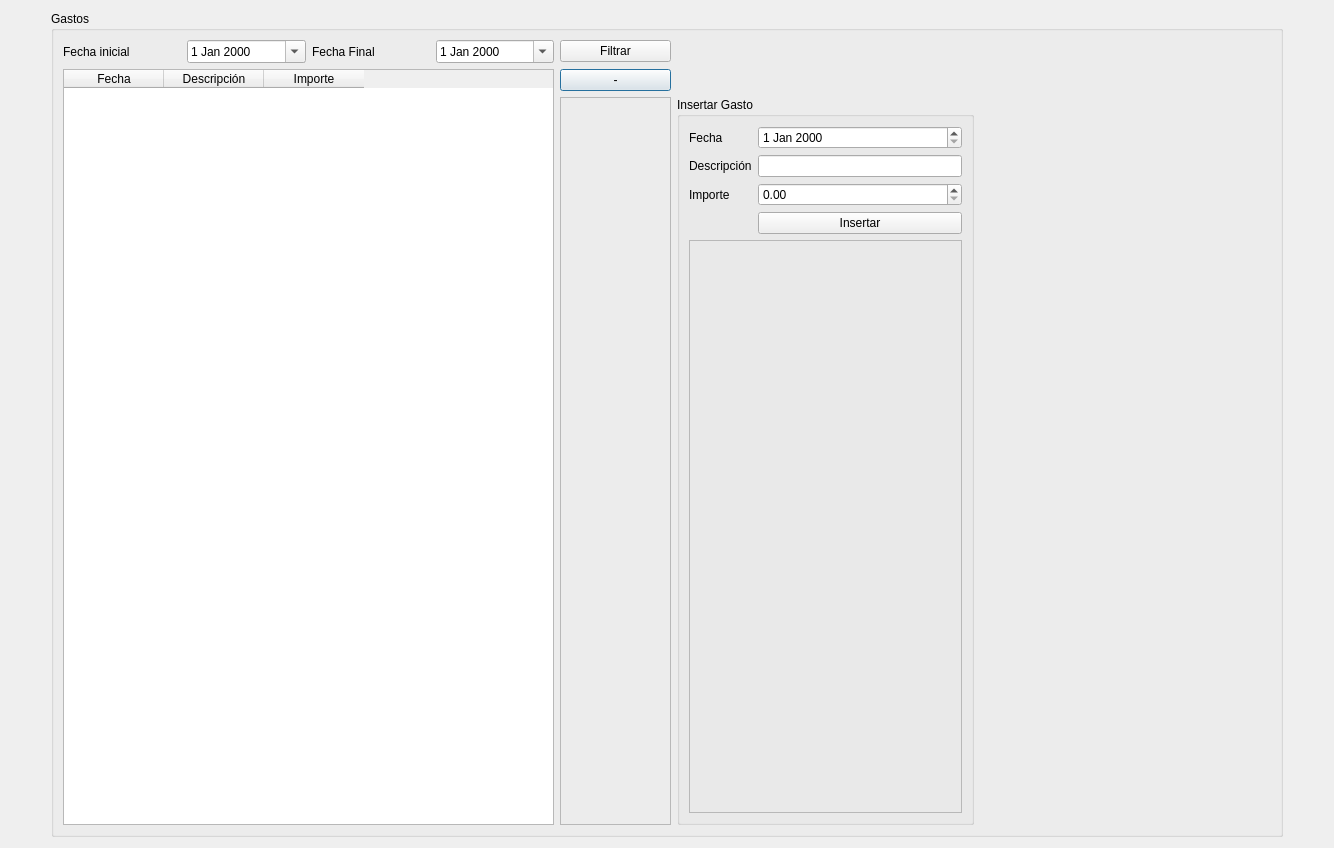
Before: the Qt Designer form RumbaBurger/form_gastos.ui in yordanlp/RumbaBurger, drawn with Qt 5.
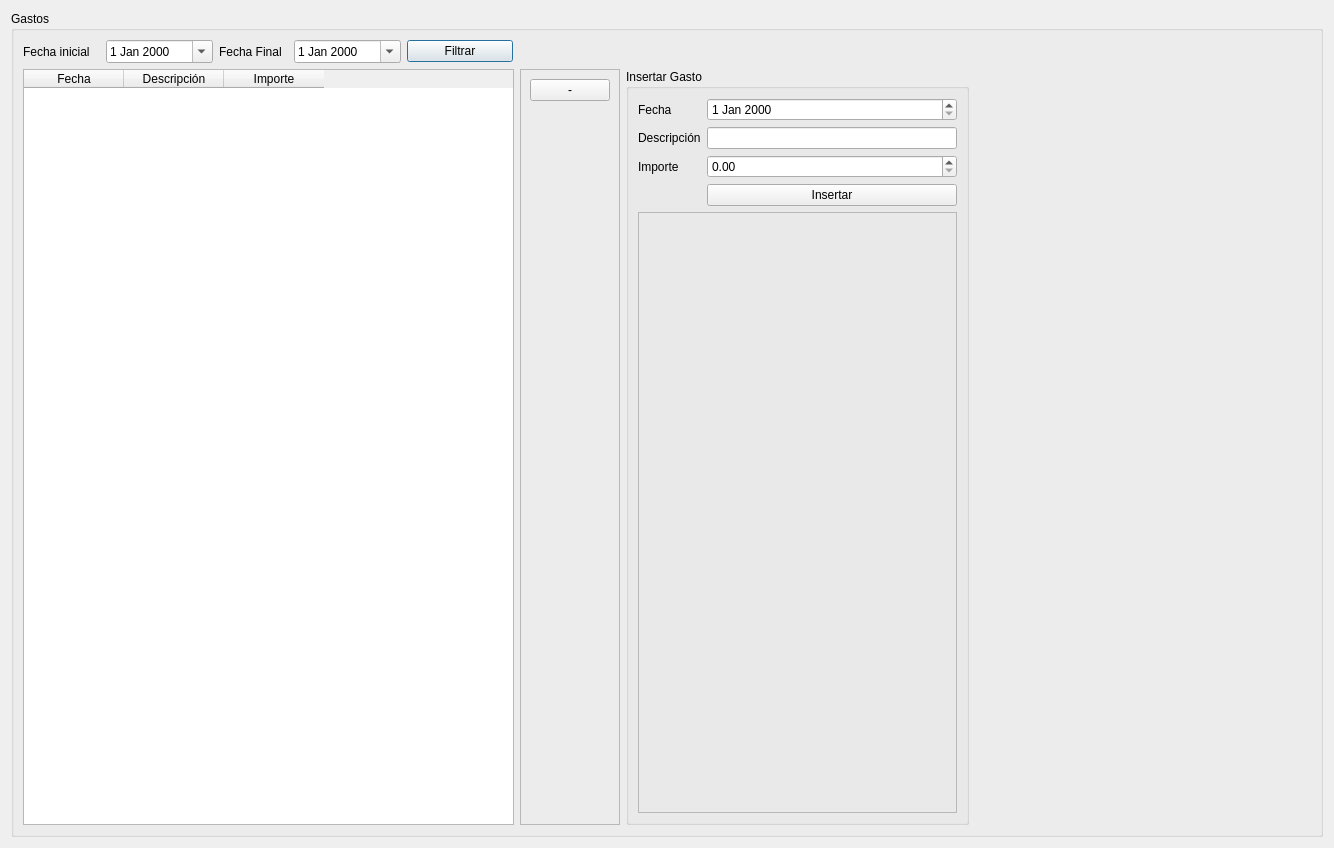
After: the same form once the commit is applied.

The edit to the form file:
```diff
--- a/RumbaBurger/form_gastos.ui
+++ b/RumbaBurger/form_gastos.ui
@@ -15,49 +15,71 @@
   </property>
   <layout class="QGridLayout" name="gridLayout_2">
    <item row="0" column="0">
-    <spacer name="horizontalSpacer_2">
-     <property name="orientation">
-      <enum>Qt::Horizontal</enum>
-     </property>
-     <property name="sizeType">
-      <enum>QSizePolicy::Preferred</enum>
-     </property>
-     <property name="sizeHint" stdset="0">
-      <size>
-       <width>40</width>
-       <height>20</height>
-      </size>
-     </property>
-    </spacer>
-   </item>
-   <item row="0" column="1">
     <widget class="QGroupBox" name="groupBox">
      <property name="title">
       <string>Gastos</string>
      </property>
-     <layout class="QGridLayout" name="gridLayout_3">
+     <layout class="QGridLayout" name="gridLayout_4">
+      <item row="0" column="3">
+       <widget class="QDateEdit" name="de_final">
+        <property name="calendarPopup">
+         <bool>true</bool>
+        </property>
+       </widget>
+      </item>
+      <item row="0" column="4" colspan="2">
+       <widget class="QPushButton" name="pb_filtrar">
+        <property name="maximumSize">
+         <size>
+          <width>106</width>
+          <height>16777215</height>
+         </size>
+        </property>
+        <property name="text">
+         <string>Filtrar</string>
+        </property>
+       </widget>
+      </item>
+      <item row="0" column="1">
+       <widget class="QDateEdit" name="de_inicial">
+        <property name="calendarPopup">
+         <bool>true</bool>
+        </property>
+       </widget>
+      </item>
       <item row="0" column="2">
        <widget class="QLabel" name="label_2">
+        <property name="maximumSize">
+         <size>
+          <width>69</width>
+          <height>16777215</height>
+         </size>
+        </property>
         <property name="text">
          <string>Fecha Final</string>
         </property>
        </widget>
       </item>
-      <item row="0" column="3">
-       <widget class="QDateEdit" name="de_final">
-        <property name="calendarPopup">
-         <bool>true</bool>
+      <item row="0" column="0">
+       <widget class="QLabel" name="label">
+        <property name="minimumSize">
+         <size>
+          <width>0</width>
+          <height>0</height>
+         </size>
         </property>
-       </widget>
-      </item>
-      <item row="1" column="4">
-       <widget class="QPushButton" name="pb_eliminar">
+        <property name="maximumSize">
+         <size>
+          <width>77</width>
+          <height>16777215</height>
+         </size>
+        </property>
         <property name="text">
-         <string>-</string>
+         <string>Fecha inicial</string>
         </property>
        </widget>
       </item>
-      <item row="1" column="0" rowspan="2" colspan="4">
+      <item row="1" column="0" colspan="5">
        <widget class="QTableWidget" name="tw_gastos">
         <property name="minimumSize">
          <size>
@@ -82,28 +104,7 @@
         </column>
        </widget>
       </item>
-      <item row="0" column="0">
-       <widget class="QLabel" name="label">
-        <property name="text">
-         <string>Fecha inicial</string>
-        </property>
-       </widget>
-      </item>
-      <item row="0" column="4">
-       <widget class="QPushButton" name="pb_filtrar">
-        <property name="text">
-         <string>Filtrar</string>
-        </property>
-       </widget>
-      </item>
-      <item row="0" column="1">
-       <widget class="QDateEdit" name="de_inicial">
-        <property name="calendarPopup">
-         <bool>true</bool>
-        </property>
-       </widget>
-      </item>
-      <item row="2" column="5">
+      <item row="1" column="6">
        <widget class="QGroupBox" name="groupBox_2">
         <property name="title">
          <string>Insertar Gasto</string>
@@ -163,23 +164,39 @@
         </layout>
        </widget>
       </item>
-      <item row="2" column="4">
+      <item row="1" column="5">
        <widget class="QFrame" name="frame">
-        <property name="minimumSize">
-         <size>
-          <width>111</width>
-          <height>0</height>
-         </size>
-        </property>
         <property name="frameShape">
          <enum>QFrame::StyledPanel</enum>
         </property>
         <property name="frameShadow">
          <enum>QFrame::Raised</enum>
         </property>
+        <layout class="QGridLayout" name="gridLayout_3">
+         <item row="0" column="0">
+          <widget class="QPushButton" name="pb_eliminar">
+           <property name="text">
+            <string>-</string>
+           </property>
+          </widget>
+         </item>
+         <item row="1" column="0">
+          <spacer name="verticalSpacer">
+           <property name="orientation">
+            <enum>Qt::Vertical</enum>
+           </property>
+           <property name="sizeHint" stdset="0">
+            <size>
+             <width>20</width>
+             <height>40</height>
+            </size>
+           </property>
+          </spacer>
+         </item>
+        </layout>
        </widget>
       </item>
-      <item row="2" column="6">
+      <item row="1" column="7">
        <spacer name="horizontalSpacer">
         <property name="orientation">
          <enum>Qt::Horizontal</enum>
@@ -195,22 +212,6 @@
      </layout>
     </widget>
    </item>
-   <item row="0" column="2">
-    <spacer name="horizontalSpacer_3">
-     <property name="orientation">
-      <enum>Qt::Horizontal</enum>
-     </property>
-     <property name="sizeType">
-      <enum>QSizePolicy::Preferred</enum>
-     </property>
-     <property name="sizeHint" stdset="0">
-      <size>
-       <width>40</width>
-       <height>20</height>
-      </size>
-     </property>
-    </spacer>
-   </item>
   </layout>
  </widget>
  <resources/>
```
